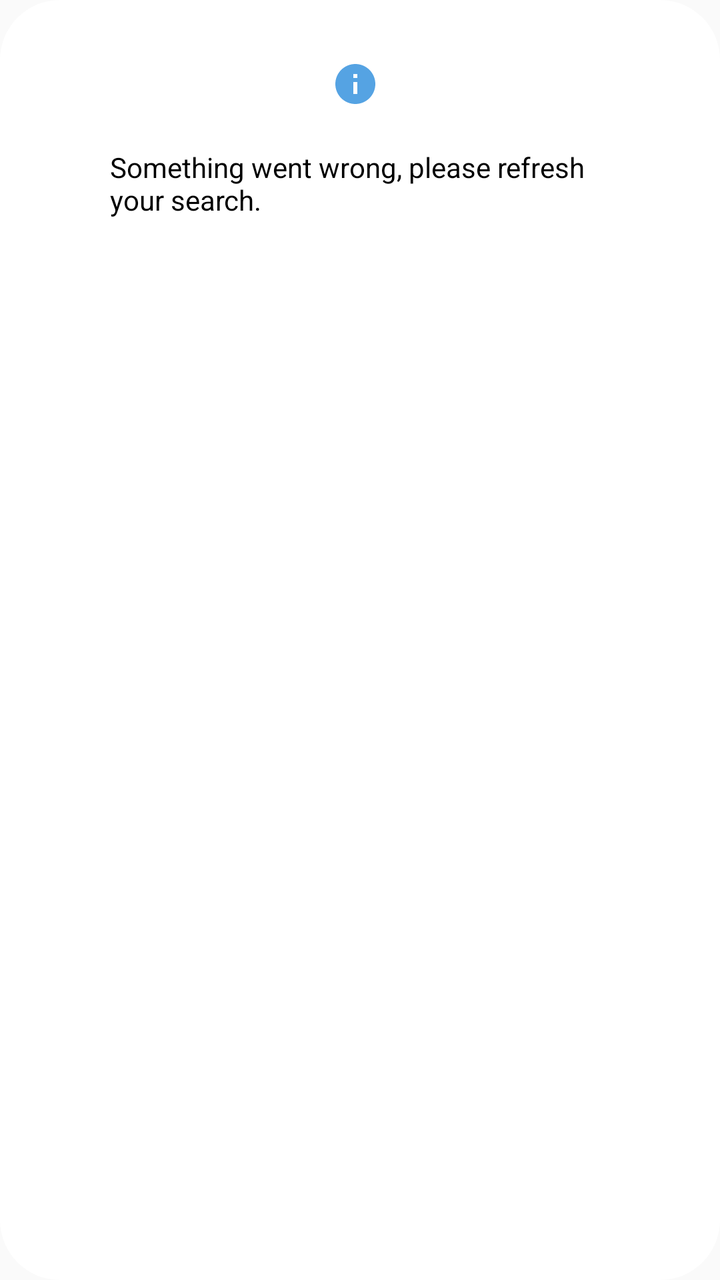
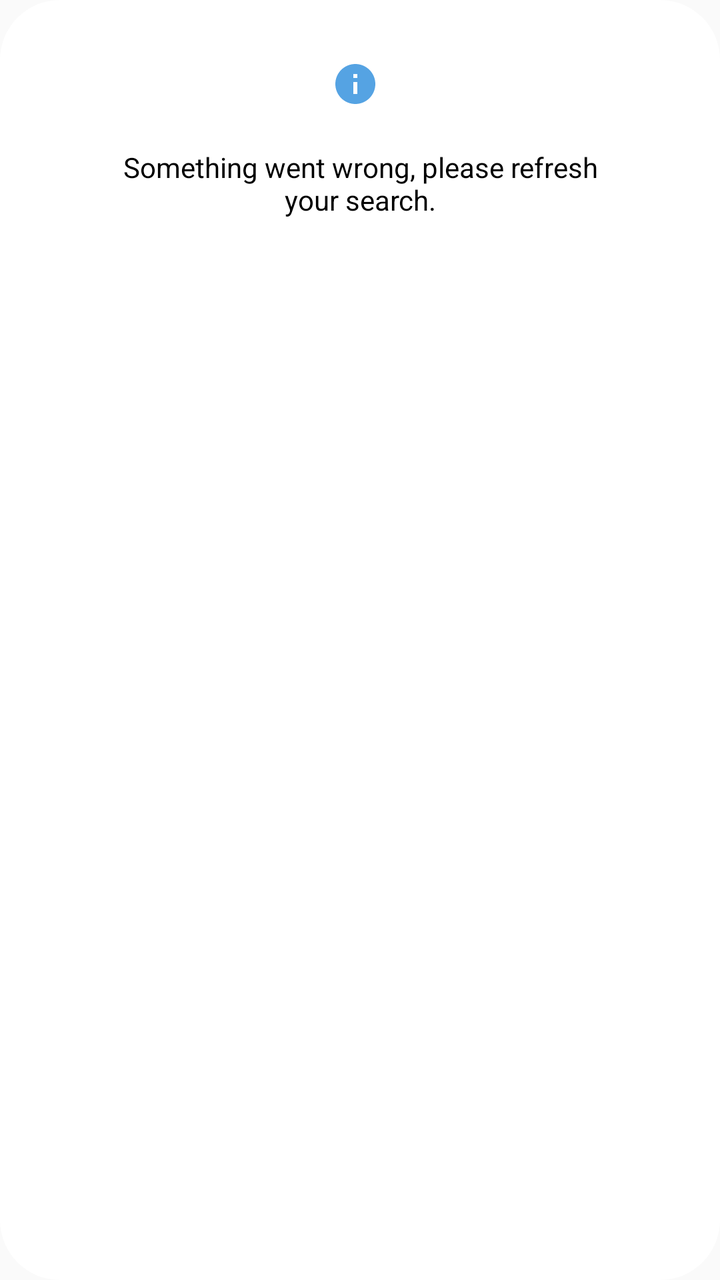

The first picture is an Android layout as it rendered before a commit; the second is the same layout after the commit. The layout source and the unified diff follow.
<!-- AndroidManifest.xml: application theme Theme.MyAppCompatTheme -->
<!-- res/layout/dialog_add_info.xml -->
<?xml version="1.0" encoding="utf-8"?>
<androidx.constraintlayout.widget.ConstraintLayout xmlns:android="http://schemas.android.com/apk/res/android"
    xmlns:app="http://schemas.android.com/apk/res-auto"
    android:layout_width="wrap_content"
    android:layout_height="wrap_content"
    android:layout_gravity="center"
    android:background="@drawable/dialog_round_back_ground"
    android:paddingTop="20dp"
    android:paddingBottom="40dp">

    <ImageButton
        android:id="@+id/ib_search_hint"
        android:layout_width="wrap_content"
        android:layout_height="wrap_content"
        android:layout_marginTop="5dp"
        android:layout_marginEnd="5dp"
        android:background="@color/cvBackground"
        android:padding="5dp"
        android:src="@drawable/baseline_info_24"
        app:layout_constraintEnd_toEndOf="parent"
        app:layout_constraintStart_toStartOf="parent"
        app:layout_constraintTop_toTopOf="parent" />

    <TextView
        android:id="@+id/txt_explanation"
        android:layout_width="250dp"
        android:layout_height="wrap_content"
        android:layout_marginStart="40dp"
        android:layout_marginTop="15dp"
        android:layout_marginEnd="40dp"
        android:text="@string/search_issue_5"
        android:textColor="@color/textColorPrimary"
        android:textSize="14sp"
        app:layout_constraintEnd_toEndOf="parent"
        app:layout_constraintStart_toStartOf="parent"
        app:layout_constraintTop_toBottomOf="@id/ib_search_hint" />


</androidx.constraintlayout.widget.ConstraintLayout>
<!-- resources referenced by this layout -->
<resources>
  <color name="cvBackground">#FFFFFF</color>
  <color name="textColorPrimary">#000000</color>
  <!-- drawable baseline_info_24 (drawable) -->
  <vector xmlns:android="http://schemas.android.com/apk/res/android"
      android:height="24dp" android:tint="#55A3E3" android:viewportHeight="24" android:viewportWidth="24" android:width="24dp">
        
      <path android:fillColor="@android:color/white" android:pathData="M12,2C6.48,2 2,6.48 2,12s4.48,10 10,10 10,-4.48 10,-10S17.52,2 12,2zM13,17h-2v-6h2v6zM13,9h-2L11,7h2v2z"/>
      
  </vector>
  <!-- drawable dialog_round_back_ground (drawable) -->
  <?xml version="1.0" encoding="utf-8"?>
  <shape xmlns:android="http://schemas.android.com/apk/res/android">
      <solid
          android:color="@color/cvBackground"/>
      <corners
          android:radius="30dp" />
      <padding
          android:left="10dp"
          android:top="10dp"
          android:right="10dp"
          android:bottom="10dp" />
  </shape>
  <string name="search_issue_5">Something went wrong, please refresh your search.</string>
  <style name="Theme.MyAppCompatTheme" parent="Theme.AppCompat.Light.NoActionBar">
          <item name="colorPrimary">@color/white</item>
          <item name="colorPrimaryDark">@color/white</item>
          <item name="colorAccent">@color/teal_700</item>
          <item name="android:windowLightStatusBar">true</item>
          <item name="colorControlHighlight">@color/ripple_color</item>
          <item name="searchViewStyle">@style/Widget.AppCompat.SearchView</item>
      </style>
  <color name="white">#FFFFFFFF</color>
  <color name="teal_700">#FF018786</color>
  <color name="ripple_color">#DCDCDC</color>
</resources>

<!-- the commit's change to res/layout/dialog_add_info.xml (unified diff, before → after) -->
@@ -30,6 +30,7 @@
         android:layout_marginEnd="40dp"
         android:text="@string/search_issue_5"
         android:textColor="@color/textColorPrimary"
+        android:gravity="center"
         android:textSize="14sp"
         app:layout_constraintEnd_toEndOf="parent"
         app:layout_constraintStart_toStartOf="parent"
